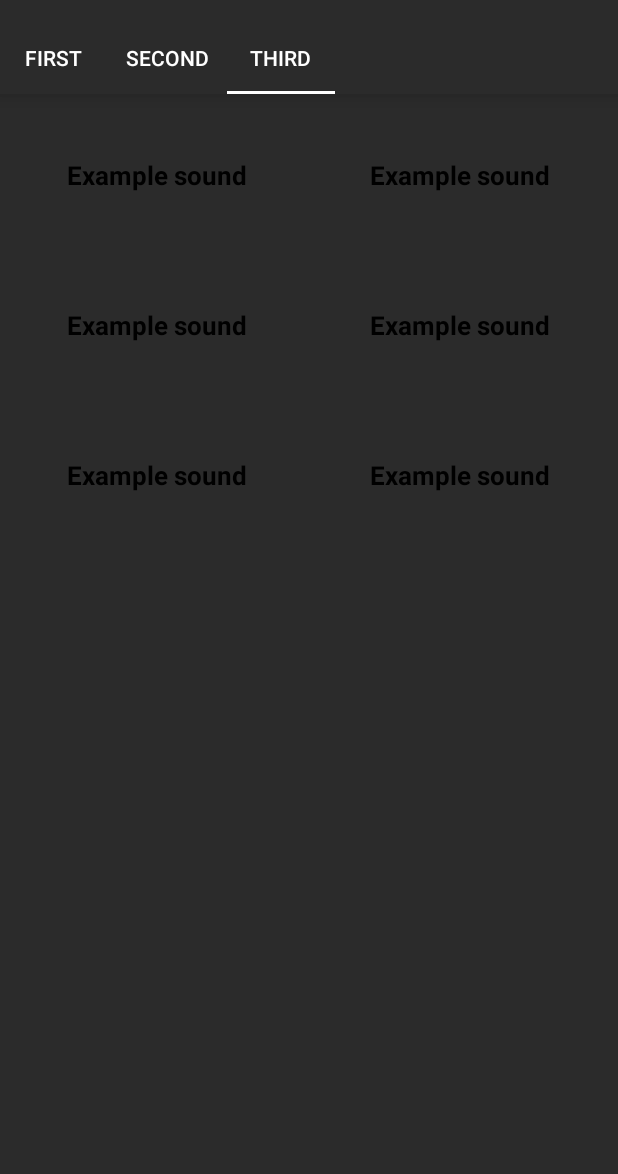
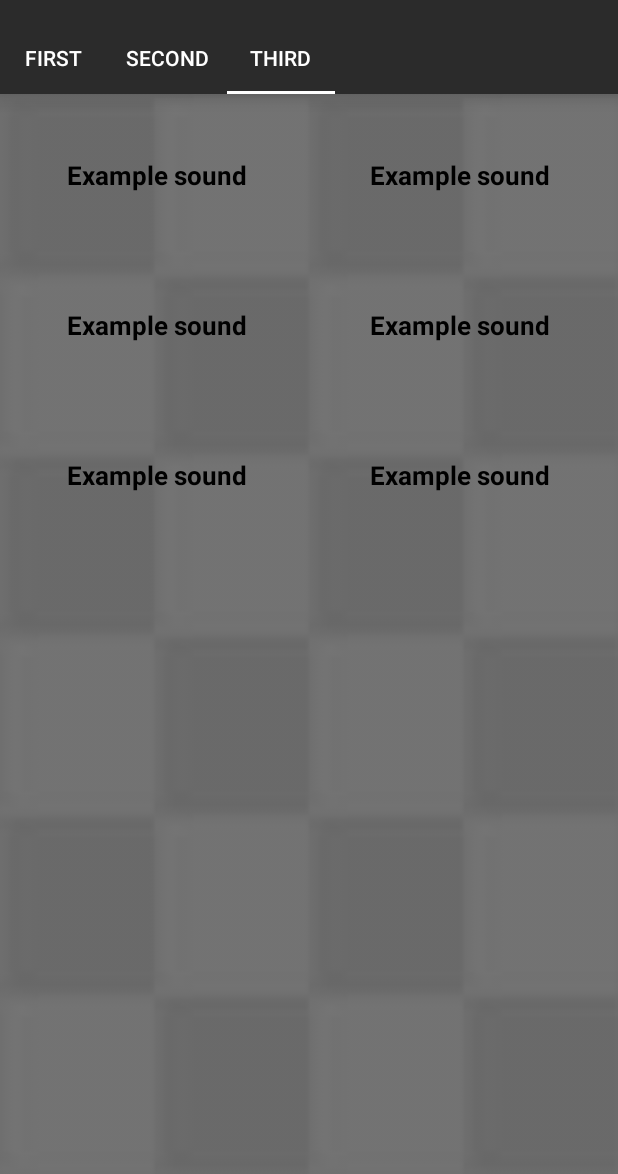
Before and after one commit to ZephyrVentum/Soundboard-Template, an Android app: the screen it shows after launch (StartActivity), tab 3 chosen, on a phone screen of 412 x 824 dp, the part 62-1236 px from its top. Run offline under Robolectric (Android 15) with nearby library versions, the phone set to English and light mode, and no system bars; our stand-ins replace AdMob, data binding; libraries missing offline, so code that uses them is left out: com.makeramen.roundedimageview; pictures from the network do not load; 22 statements that could not run were skipped.

Commit message:
migrated to androidx, updated gradle, minor fixes

```diff
--- a/build.gradle
+++ b/build.gradle
@@ -1,9 +1,9 @@
 // Top-level build file where you can add configuration options common to all sub-projects/modules.
 
 buildscript {
-    ext.kotlin_version = '1.3.21'
+    ext.kotlin_version = '1.3.40'
     ext.support_version = '28.0.0'
-    ext.compiler_version = '3.3.2'
+    ext.compiler_version = '3.4.1'
     repositories {
         google()
         jcenter()
--- a/gradle.properties
+++ b/gradle.properties
@@ -6,6 +6,8 @@
 # http://www.gradle.org/docs/current/userguide/build_environment.html
 # Specifies the JVM arguments used for the daemon process.
 # The setting is particularly useful for tweaking memory settings.
+android.enableJetifier=true
+android.useAndroidX=true
 org.gradle.jvmargs=-Xmx1536m
 # When configured, Gradle will run in incubating parallel mode.
 # This option should only be used with decoupled projects. More details, visit
--- a/soundboard-template/src/main/java/ventum/zephyr/soundboardtemplate/adapter/SoundboardPagerAdapter.kt
+++ b/soundboard-template/src/main/java/ventum/zephyr/soundboardtemplate/adapter/SoundboardPagerAdapter.kt
@@ -1,8 +1,8 @@
 package ventum.zephyr.soundboardtemplate.adapter
 
-import android.support.v4.app.Fragment
-import android.support.v4.app.FragmentManager
-import android.support.v4.app.FragmentStatePagerAdapter
+import androidx.fragment.app.Fragment
+import androidx.fragment.app.FragmentManager
+import androidx.fragment.app.FragmentStatePagerAdapter
 import ventum.zephyr.soundboardtemplate.model.SoundboardCategory
 import ventum.zephyr.soundboardtemplate.ui.SoundboardFragment
 
--- a/soundboard-template/src/main/java/ventum/zephyr/soundboardtemplate/adapter/SoundsAdapter.kt
+++ b/soundboard-template/src/main/java/ventum/zephyr/soundboardtemplate/adapter/SoundsAdapter.kt
@@ -4,10 +4,10 @@ import android.content.Context
 import android.content.res.ColorStateList
 import android.graphics.PorterDuff
 import android.graphics.drawable.RippleDrawable
-import android.support.annotation.DrawableRes
-import android.support.annotation.NonNull
-import android.support.v4.content.ContextCompat
-import android.support.v7.widget.RecyclerView
+import androidx.annotation.DrawableRes
+import androidx.annotation.NonNull
+import androidx.core.content.ContextCompat
+import androidx.recyclerview.widget.RecyclerView
 import android.view.LayoutInflater
 import android.view.ViewGroup
 import android.widget.ImageView
@@ -16,17 +16,17 @@ import ventum.zephyr.soundboardtemplate.databinding.ItemSoundBinding
 import ventum.zephyr.soundboardtemplate.listener.SoundItemActionListener
 import ventum.zephyr.soundboardtemplate.model.SoundItem
 
-class SoundsAdapter(private val soundItems: ArrayList<SoundItem>, val listener: SoundItemActionListener) : RecyclerView.Adapter<RecyclerView.ViewHolder>() {
+class SoundsAdapter(private val soundItems: ArrayList<SoundItem>, val listener: SoundItemActionListener) : androidx.recyclerview.widget.RecyclerView.Adapter<androidx.recyclerview.widget.RecyclerView.ViewHolder>() {
 
-    override fun onCreateViewHolder(parent: ViewGroup, viewType: Int): RecyclerView.ViewHolder =
+    override fun onCreateViewHolder(parent: ViewGroup, viewType: Int): androidx.recyclerview.widget.RecyclerView.ViewHolder =
             SoundViewHolder(ItemSoundBinding.inflate(LayoutInflater.from(parent.context), parent, false))
 
     override fun getItemCount(): Int = soundItems.size
 
-    override fun onBindViewHolder(holder: RecyclerView.ViewHolder, position: Int) =
+    override fun onBindViewHolder(holder: androidx.recyclerview.widget.RecyclerView.ViewHolder, position: Int) =
             (holder as SoundViewHolder).bind(soundItems[position])
 
-    private inner class SoundViewHolder(var binding: ItemSoundBinding) : RecyclerView.ViewHolder(binding.root) {
+    private inner class SoundViewHolder(var binding: ItemSoundBinding) : androidx.recyclerview.widget.RecyclerView.ViewHolder(binding.root) {
 
         internal fun bind(itemSound: SoundItem) {
             setupImage(binding.imageRoundedImageView, itemSound.image)
--- a/soundboard-template/src/main/java/ventum/zephyr/soundboardtemplate/custom/NonMutableRoundedImageView.kt
+++ b/soundboard-template/src/main/java/ventum/zephyr/soundboardtemplate/custom/NonMutableRoundedImageView.kt
@@ -25,8 +25,8 @@ import android.graphics.drawable.ColorDrawable
 import android.graphics.drawable.Drawable
 import android.graphics.drawable.LayerDrawable
 import android.net.Uri
-import android.support.annotation.ColorInt
-import android.support.annotation.DrawableRes
+import androidx.annotation.ColorInt
+import androidx.annotation.DrawableRes
 import android.util.AttributeSet
 import android.util.Log
 import android.widget.ImageView
--- a/soundboard-template/src/main/java/ventum/zephyr/soundboardtemplate/model/SoundItem.kt
+++ b/soundboard-template/src/main/java/ventum/zephyr/soundboardtemplate/model/SoundItem.kt
@@ -2,9 +2,9 @@ package ventum.zephyr.soundboardtemplate.model
 
 import android.os.Parcel
 import android.os.Parcelable
-import android.support.annotation.DrawableRes
-import android.support.annotation.RawRes
-import android.support.annotation.StringRes
+import androidx.annotation.DrawableRes
+import androidx.annotation.RawRes
+import androidx.annotation.StringRes
 
 class SoundItem(@DrawableRes val image: Int, @RawRes val sound: Int, @StringRes val name: Int = -1, val isLongSound: Boolean = false) : Parcelable {
 
--- a/soundboard-template/src/main/java/ventum/zephyr/soundboardtemplate/ui/ShareAndSaveDialog.kt
+++ b/soundboard-template/src/main/java/ventum/zephyr/soundboardtemplate/ui/ShareAndSaveDialog.kt
@@ -5,7 +5,7 @@ import android.app.Dialog
 import android.content.Context
 import android.content.DialogInterface
 import android.os.Bundle
-import android.support.v4.app.DialogFragment
+import androidx.fragment.app.DialogFragment
 import ventum.zephyr.soundboardtemplate.R
 import ventum.zephyr.soundboardtemplate.model.SoundItem
 
--- a/soundboard-template/src/main/java/ventum/zephyr/soundboardtemplate/ui/SoundboardActivity.kt
+++ b/soundboard-template/src/main/java/ventum/zephyr/soundboardtemplate/ui/SoundboardActivity.kt
@@ -1,12 +1,10 @@
 package ventum.zephyr.soundboardtemplate.ui
 
 import android.Manifest
-import android.app.DialogFragment
 import android.content.Context
 import android.content.Intent
 import android.content.SharedPreferences
 import android.content.pm.PackageManager
-import android.databinding.DataBindingUtil
 import android.graphics.PorterDuff
 import android.media.AudioAttributes
 import android.media.AudioManager
@@ -15,21 +13,19 @@ import android.media.SoundPool
 import android.net.Uri
 import android.os.Bundle
 import android.os.Environment
-import android.support.annotation.RawRes
-import android.support.v4.app.ActivityCompat
-import android.support.v4.content.ContextCompat
-import android.support.v4.content.FileProvider
-import android.support.v7.app.AppCompatActivity
 import android.view.Menu
 import android.view.MenuItem
 import android.widget.Toast
-import com.bumptech.glide.Glide
-import com.bumptech.glide.request.RequestOptions.bitmapTransform
+import androidx.annotation.RawRes
+import androidx.appcompat.app.AppCompatActivity
+import androidx.core.app.ActivityCompat
+import androidx.core.content.ContextCompat
+import androidx.core.content.FileProvider
+import androidx.databinding.DataBindingUtil
 import com.google.android.gms.ads.AdListener
 import com.google.android.gms.ads.AdRequest
 import com.google.android.gms.ads.InterstitialAd
 import com.google.android.gms.ads.MobileAds
-import jp.wasabeef.glide.transformations.BlurTransformation
 import ventum.zephyr.soundboardtemplate.BuildConfig
 import ventum.zephyr.soundboardtemplate.R
 import ventum.zephyr.soundboardtemplate.adapter.SoundboardPagerAdapter
@@ -64,11 +60,14 @@ abstract class SoundboardActivity : AppCompatActivity(), SoundItemActionListener
         volumeControlStream = AudioManager.STREAM_MUSIC;
         binding = DataBindingUtil.setContentView(this, R.layout.activity_soundboard)
         sharedPreferences = getSharedPreferences(STORAGE_NAME, Context.MODE_PRIVATE)
+        binding.bgImageView.apply {
+            setImageDrawable(getDrawable(R.drawable.bg_main)?.mutate())
+            setColorFilter(ContextCompat.getColor(context, R.color.bg_tint_color), PorterDuff.Mode.SRC_ATOP)
+        }
         initSoundPool()
         soundboardCategories = getSoundboardCategories()
         setupAds()
         setupToolbar()
-        setupBackgroundImage()
         setupViewPager()
     }
 
@@ -98,8 +97,6 @@ abstract class SoundboardActivity : AppCompatActivity(), SoundItemActionListener
     protected open fun getSoundPoolUsage() = AudioAttributes.USAGE_GAME
 
     protected open fun getSoundPoolContentType() = AudioAttributes.CONTENT_TYPE_SONIFICATION
-
-    protected open fun getBlurRadius() = 22
 
     protected open fun getClickToAdsCount() = Random().nextInt(6) + 10
 
@@ -148,12 +145,12 @@ abstract class SoundboardActivity : AppCompatActivity(), SoundItemActionListener
         }
     }
 
-    override fun onSaveButtonClick(dialog: android.support.v4.app.DialogFragment) {
+    override fun onSaveButtonClick(dialog: androidx.fragment.app.DialogFragment) {
         val shareAndSaveDialog = dialog as ShareAndSaveDialogFragment
         prepareToSaveSound(shareAndSaveDialog.soundItem!!.sound)
     }
 
-    override fun onShareButtonClick(dialog: android.support.v4.app.DialogFragment) {
+    override fun onShareButtonClick(dialog: androidx.fragment.app.DialogFragment) {
         val shareAndSaveDialog = dialog as ShareAndSaveDialogFragment
         shareSoundFile(shareAndSaveDialog.soundItem!!.sound)
     }
@@ -177,7 +174,7 @@ abstract class SoundboardActivity : AppCompatActivity(), SoundItemActionListener
         Toast.makeText(this, "Saved!\n$path", Toast.LENGTH_SHORT).show()
     }
 
-    private fun shareSoundFile(@RawRes soundRes: Int){
+    private fun shareSoundFile(@RawRes soundRes: Int) {
         val input = resources.openRawResource(soundRes)
         val soundData = input.readBytes()
         val soundPath = File(this.applicationContext.filesDir, "sounds")
@@ -215,16 +212,6 @@ abstract class SoundboardActivity : AppCompatActivity(), SoundItemActionListener
                         if (isPermissionGranted) "Successful! Long click to save sound!" else "Something went wrong!",
                         Toast.LENGTH_SHORT).show()
             }
-        }
-    }
-
-    private fun setupBackgroundImage() {
-        if (getBlurRadius() > 0) {
-            Glide.with(this).load(R.drawable.bg_main)
-                    .apply(bitmapTransform(BlurTransformation(getBlurRadius())))
-                    .into(binding.bgImageView)
-        } else {
-            binding.bgImageView.setImageDrawable(getDrawable(R.drawable.bg_main))
         }
     }
 
@@ -289,7 +276,7 @@ abstract class SoundboardActivity : AppCompatActivity(), SoundItemActionListener
         startActivity(Intent.createChooser(sendIntent, getString(R.string.share_title)))
     }
 
-    private fun showShareAndSaveDialog(item: SoundItem){
+    private fun showShareAndSaveDialog(item: SoundItem) {
         val dialog = ShareAndSaveDialogFragment()
         dialog.soundItem = item
         dialog.show(supportFragmentManager, "ShareAndSaveDialogFragment")
--- a/soundboard-template/src/main/java/ventum/zephyr/soundboardtemplate/ui/SoundboardFragment.kt
+++ b/soundboard-template/src/main/java/ventum/zephyr/soundboardtemplate/ui/SoundboardFragment.kt
@@ -1,12 +1,12 @@
 package ventum.zephyr.soundboardtemplate.ui
 
 import android.content.Context
-import android.databinding.DataBindingUtil
+import androidx.databinding.DataBindingUtil
 import android.os.Bundle
-import android.support.constraint.ConstraintLayout
-import android.support.constraint.ConstraintSet
-import android.support.v4.app.Fragment
-import android.support.v7.widget.GridLayoutManager
+import androidx.constraintlayout.widget.ConstraintLayout
+import androidx.constraintlayout.widget.ConstraintSet
+import androidx.fragment.app.Fragment
+import androidx.recyclerview.widget.GridLayoutManager
 import android.view.LayoutInflater
 import android.view.View
 import android.view.ViewGroup
@@ -51,7 +51,7 @@ class SoundboardFragment : Fragment() {
                 it.getParcelableArrayList<SoundItem>(SOUND_ITEMS_KEY) as SoundItems
             } ?: arguments.getParcelableArrayList<SoundItem>(SOUND_ITEMS_KEY) as SoundItems
             binding.soundboardRecycleView.adapter = SoundsAdapter(soundItems, soundItemActionListener)
-            binding.soundboardRecycleView.layoutManager = GridLayoutManager(context, resources.getInteger(R.integer.span_count))
+            binding.soundboardRecycleView.layoutManager = androidx.recyclerview.widget.GridLayoutManager(context, resources.getInteger(R.integer.span_count))
             createAdsBanner(arguments.getString(ADS_ID_KEY))
         }
     }
--- a/soundboard-template/src/main/res/layout/activity_soundboard.xml
+++ b/soundboard-template/src/main/res/layout/activity_soundboard.xml
@@ -6,7 +6,7 @@
 
     <data />
 
-    <android.support.constraint.ConstraintLayout
+    <androidx.constraintlayout.widget.ConstraintLayout
         android:id="@+id/container"
         android:layout_width="match_parent"
         android:layout_height="match_parent"
@@ -23,7 +23,7 @@
             app:layout_constraintTop_toBottomOf="@id/tabLayout"
             tools:src="@drawable/bg_main" />
 
-        <android.support.design.widget.TabLayout
+        <com.google.android.material.tabs.TabLayout
             ads:tabUnboundedRipple="true"
             ads:tabRippleColor="@color/colorAccent"
             android:id="@+id/tabLayout"
@@ -35,7 +35,7 @@
             app:layout_constraintTop_toBottomOf="@id/toolbar"
             app:tabMode="scrollable" />
 
-        <android.support.v7.widget.Toolbar
+        <androidx.appcompat.widget.Toolbar
             android:id="@+id/toolbar"
             android:layout_width="match_parent"
             android:layout_height="?android:actionBarSize"
@@ -46,12 +46,12 @@
             app:layout_constraintStart_toStartOf="parent"
             app:layout_constraintTop_toTopOf="parent" />
 
-        <android.support.v4.view.ViewPager
+        <androidx.viewpager.widget.ViewPager
             android:id="@+id/viewPager"
             android:layout_width="match_parent"
             android:layout_height="0dp"
             ads:layout_constraintBottom_toBottomOf="parent"
             app:layout_constraintTop_toBottomOf="@id/tabLayout" />
 
-    </android.support.constraint.ConstraintLayout>
+    </androidx.constraintlayout.widget.ConstraintLayout>
 </layout>
--- a/soundboard-template/src/main/res/layout/fragment_soundboard.xml
+++ b/soundboard-template/src/main/res/layout/fragment_soundboard.xml
@@ -5,11 +5,11 @@
 
     <data />
 
-    <android.support.constraint.ConstraintLayout
+    <androidx.constraintlayout.widget.ConstraintLayout
         android:layout_width="match_parent"
         android:layout_height="match_parent">
 
-        <android.support.v7.widget.RecyclerView
+        <androidx.recyclerview.widget.RecyclerView
             android:id="@+id/soundboardRecycleView"
             android:layout_width="match_parent"
             android:layout_height="match_parent"
@@ -19,9 +19,9 @@
             android:paddingTop="@dimen/grid_spacing_size"
             android:paddingEnd="@dimen/grid_spacing_size"
             android:paddingBottom="50dp"
-            tools:layoutManager="android.support.v7.widget.GridLayoutManager"
+            tools:layoutManager="androidx.recyclerview.widget.GridLayoutManager"
             tools:listitem="@layout/item_sound"
             tools:spanCount="2" />
 
-    </android.support.constraint.ConstraintLayout>
+    </androidx.constraintlayout.widget.ConstraintLayout>
 </layout>
--- a/soundboard-template/src/main/res/layout/item_sound.xml
+++ b/soundboard-template/src/main/res/layout/item_sound.xml
@@ -5,7 +5,7 @@
 
     <data />
 
-    <android.support.constraint.ConstraintLayout
+    <androidx.constraintlayout.widget.ConstraintLayout
         android:layout_width="match_parent"
         android:layout_height="100dp">
 
@@ -23,10 +23,10 @@
             app:layout_constraintTop_toTopOf="parent"
             app:riv_border_color="@color/item_image_border_color"
             app:riv_border_width="2dp"
-            app:riv_corner_radius="50dp"
+            app:riv_corner_radius="16dp"
             tools:src="@drawable/bg_main" />
 
-        <android.support.v7.widget.AppCompatTextView
+        <androidx.appcompat.widget.AppCompatTextView
             android:id="@+id/nameTextView"
             android:layout_width="match_parent"
             android:layout_height="30dp"
@@ -48,5 +48,5 @@
             app:layout_constraintTop_toTopOf="@id/imageRoundedImageView"
             tools:text="Example Sound" />
 
-    </android.support.constraint.ConstraintLayout>
+    </androidx.constraintlayout.widget.ConstraintLayout>
 </layout>
--- a/soundboard-template/src/main/res/values/colors.xml
+++ b/soundboard-template/src/main/res/values/colors.xml
@@ -11,4 +11,5 @@
     <color name="item_text_color">@android:color/black</color>
     <color name="ripple_effect_color">#78ffffff</color>
     <color name="toolbar_items_color">@android:color/white</color>
+    <color name="bg_tint_color">#80000000</color>
 </resources>
```
Also changed, not shown: sample/build.gradle (+9 -12 lines), sample/src/main/AndroidManifest.xml (+6 -3 lines), soundboard-template/build.gradle (+9 -12 lines), gradle/wrapper/gradle-wrapper.properties, 2 other files.
